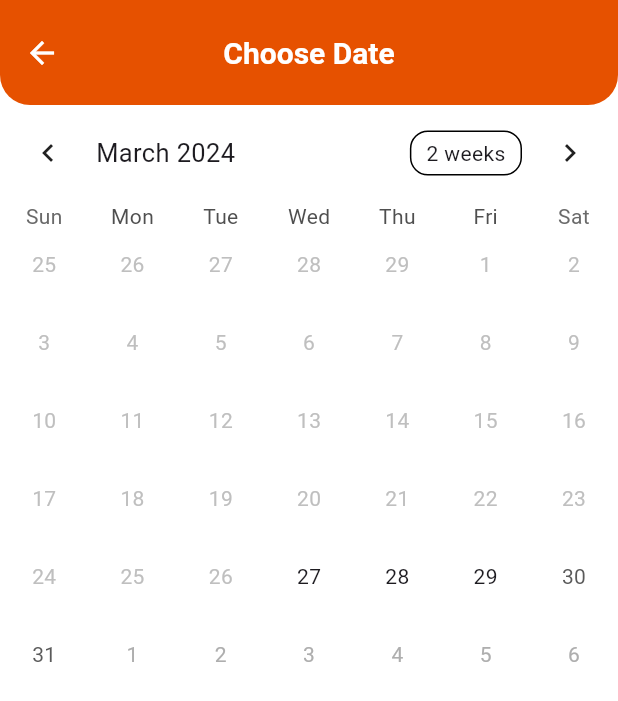
After one commit to Rishav1111/TourCompass-Frontend, a Flutter app: the choose_date screen opened directly, on a phone screen of 412 x 824 dp. The commit adds this screen. Shown: the top 701 px of the screen. Run offline on Flutter 3.47's test engine with Material 3 defaults, Android fonts, the phone set to English and light mode, and no system bars; drawn by our look-alikes of table_calendar; our stand-ins replace geolocator, google_maps_flutter, image_picker, jwt_decoder, otp_text_field, shared_preferences; accounts and stored records are empty; network calls fail.

Commit message:
add the calendar for choosing the travel date and also store the users location.

```diff
--- /dev/null
+++ b/lib/choose_date.dart
@@ -0,0 +1,96 @@
+import 'package:flutter/material.dart';
+import 'package:table_calendar/table_calendar.dart';
+
+class choose_date extends StatefulWidget {
+  const choose_date({super.key});
+
+  @override
+  State<choose_date> createState() => _choose_dateState();
+}
+
+class _choose_dateState extends State<choose_date> {
+  late CalendarFormat _calendarFormat;
+  late DateTime _focusedDay;
+  late DateTime _selectedDay;
+
+  @override
+  void initState() {
+    super.initState();
+    _calendarFormat = CalendarFormat.month;
+    _focusedDay = DateTime.now();
+    _selectedDay = DateTime.now();
+  }
+
+  @override
+  Widget build(BuildContext context) {
+    return Scaffold(
+      backgroundColor: Colors.white,
+      appBar: AppBar(
+        toolbarHeight: 70,
+        automaticallyImplyLeading: false,
+        centerTitle: true,
+        leading: IconButton(
+          icon: const Icon(
+            Icons.arrow_back,
+            color: Colors.white,
+          ),
+          onPressed: () {
+            Navigator.pop(context);
+          },
+        ),
+        title: const Text(
+          'Choose Date',
+          style: TextStyle(
+            color: Colors.white,
+            fontSize: 20,
+            fontWeight: FontWeight.bold,
+          ),
+        ),
+        backgroundColor: Colors.orange[900],
+        shape: const RoundedRectangleBorder(
+          borderRadius: BorderRadius.only(
+            bottomLeft: Radius.circular(20.0),
+            bottomRight: Radius.circular(20.0),
+          ),
+        ),
+      ),
+      body: SingleChildScrollView(
+        child: Column(
+          crossAxisAlignment: CrossAxisAlignment.start,
+          children: [
+            TableCalendar(
+              firstDay: DateTime.utc(2024, 1, 1),
+              lastDay: DateTime.utc(2025, 12, 31),
+              focusedDay: _focusedDay,
+              calendarFormat: _calendarFormat,
+              onFormatChanged: (format) {
+                setState(() {
+                  _calendarFormat = format;
+                });
+              },
+              onPageChanged: (focusedDay) {
+                setState(() {
+                  _focusedDay = focusedDay;
+                });
+              },
+              selectedDayPredicate: (day) {
+                return isSameDay(_selectedDay, day);
+              },
+              enabledDayPredicate: (day) {
+                // Allow selection only for dates starting from today
+                return !day.isBefore(DateTime.now());
+              },
+              onDaySelected: (selectedDay, focusedDay) {
+                setState(() {
+                  _selectedDay = selectedDay;
+                  _focusedDay = focusedDay;
+                });
+              },
+            ),
+            // Add other widgets below the calendar as needed
+          ],
+        ),
+      ),
+    );
+  }
+}
--- a/lib/config.dart
+++ b/lib/config.dart
@@ -1,4 +1,4 @@
-const url = 'http://192.168.1.9:5000/api/';
+const url = 'http://192.168.1.2:5000/api/';
 // const url = 'http://10.22.172.60:5000/api/';
 const adminUrl = 'http://localhost:5000/api/';
 
--- a/pubspec.yaml
+++ b/pubspec.yaml
@@ -49,6 +49,7 @@ dev_dependencies:
   google_maps_flutter: ^2.6.0
   google_places_flutter: ^2.0.8
   geolocator: ^11.0.0
+  table_calendar: ^3.1.1
 
   # The "flutter_lints" package below contains a set of recommended lints to
   # encourage good coding practices. The lint set provided by the package is
```
Also changed, not shown: lib/home.dart (+102 -15 lines), assets/marker.png (added), pubspec.lock.
